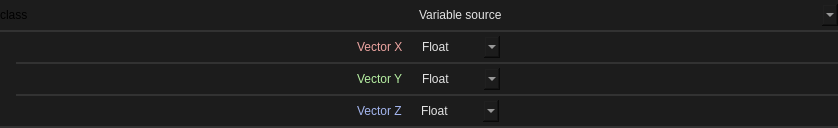
This is smartprop_editor/properties_classes/vector3d.ui in dertwist/Hammer5Tools as Qt 5 draws it before an edit. The edited form follows.
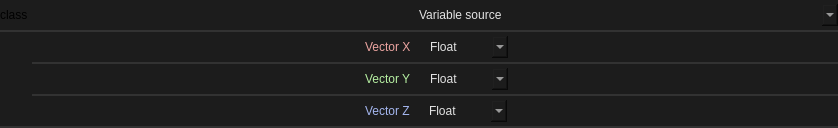
This is the edited form. Icons and pictures are not drawn.

```diff
--- a/smartprop_editor/properties_classes/vector3d.ui
+++ b/smartprop_editor/properties_classes/vector3d.ui
@@ -10,7 +10,7 @@
     <x>0</x>
     <y>0</y>
     <width>838</width>
-    <height>119</height>
+    <height>128</height>
    </rect>
   </property>
   <property name="minimumSize">
@@ -266,7 +266,7 @@
        <number>0</number>
       </property>
       <property name="leftMargin">
-       <number>16</number>
+       <number>32</number>
       </property>
       <property name="topMargin">
        <number>0</number>
```
